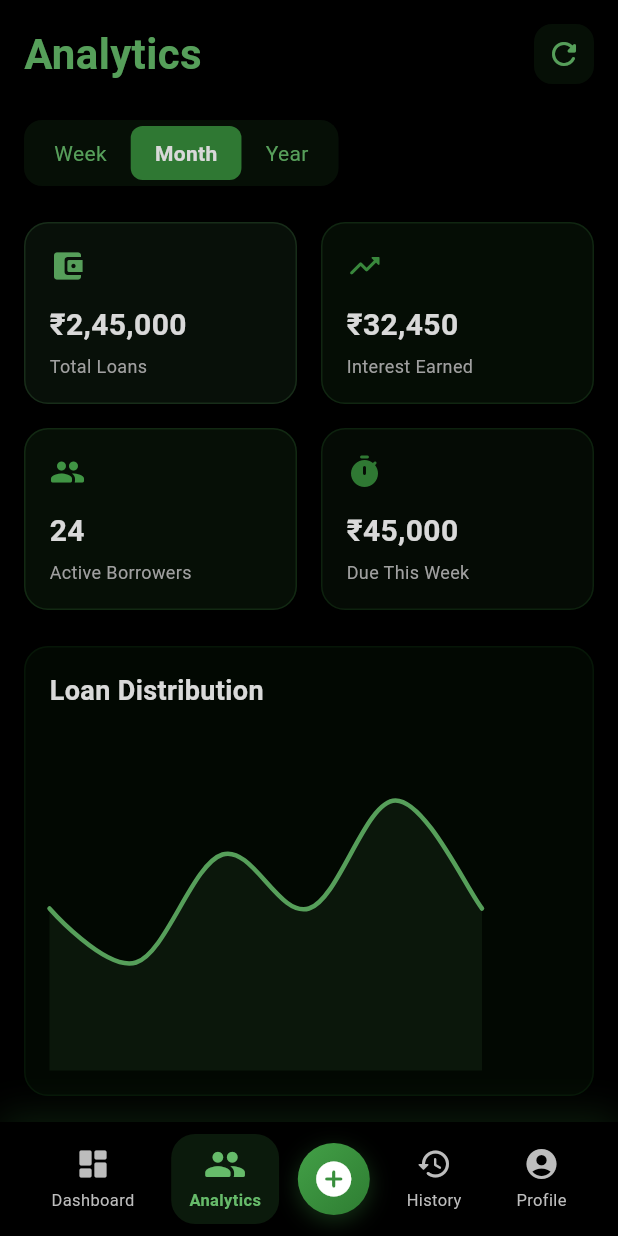
After one commit to Nived-Manoj/Money_Management_App, a Flutter app: the screen it shows after launch, item 2 of the bottom bar chosen, on a phone screen of 412 x 824 dp. The commit adds this screen. Run offline on Flutter 3.47's test engine with Material 3 defaults, Android fonts, the phone set to English and light mode, and no system bars; drawn by our look-alikes of fl_chart; our stand-ins replace shared_preferences.

Commit message:
analytics screen

```diff
--- /dev/null
+++ b/lib/analytics_screen.dart
@@ -0,0 +1,495 @@
+import 'package:flutter/material.dart';
+import 'package:fl_chart/fl_chart.dart';
+import 'package:intl/intl.dart';
+
+class AnalyticsScreen extends StatefulWidget {
+  const AnalyticsScreen({super.key});
+
+  @override
+  State<AnalyticsScreen> createState() => _AnalyticsScreenState();
+}
+
+class _AnalyticsScreenState extends State<AnalyticsScreen>
+    with SingleTickerProviderStateMixin {
+  late AnimationController _animationController;
+  late Animation<double> _fadeAnimation;
+  int _selectedTimeframe = 1; // 0: Week, 1: Month, 2: Year
+  int _touchedIndex = -1;
+
+  @override
+  void initState() {
+    super.initState();
+    _animationController = AnimationController(
+      vsync: this,
+      duration: const Duration(milliseconds: 1500),
+    );
+    _fadeAnimation = Tween<double>(begin: 0.0, end: 1.0).animate(
+      CurvedAnimation(
+        parent: _animationController,
+        curve: Curves.easeInOut,
+      ),
+    );
+    _animationController.forward();
+  }
+
+  @override
+  void dispose() {
+    _animationController.dispose();
+    super.dispose();
+  }
+
+  @override
+  Widget build(BuildContext context) {
+    return Scaffold(
+      backgroundColor: Colors.black,
+      body: SafeArea(
+        child: FadeTransition(
+          opacity: _fadeAnimation,
+          child: SingleChildScrollView(
+            child: Padding(
+              padding: const EdgeInsets.all(16.0),
+              child: Column(
+                crossAxisAlignment: CrossAxisAlignment.start,
+                children: [
+                  _buildHeader(),
+                  const SizedBox(height: 24),
+                  _buildTimeframeSelector(),
+                  const SizedBox(height: 24),
+                  _buildOverviewCards(),
+                  const SizedBox(height: 24),
+                  _buildLoanChart(),
+                  const SizedBox(height: 24),
+                  _buildInterestDistribution(),
+                  const SizedBox(height: 24),
+                  _buildRecentActivities(),
+                ],
+              ),
+            ),
+          ),
+        ),
+      ),
+    );
+  }
+
+  Widget _buildHeader() {
+    return Row(
+      mainAxisAlignment: MainAxisAlignment.spaceBetween,
+      children: [
+        Text(
+          'Analytics',
+          style: TextStyle(
+            color: Colors.green.shade400,
+            fontSize: 28,
+            fontWeight: FontWeight.bold,
+          ),
+        ),
+        Container(
+          padding: const EdgeInsets.all(8),
+          decoration: BoxDecoration(
+            color: Colors.green.withOpacity(0.1),
+            borderRadius: BorderRadius.circular(12),
+          ),
+          child: Icon(
+            Icons.refresh_rounded,
+            color: Colors.green.shade400,
+          ),
+        ),
+      ],
+    );
+  }
+
+  Widget _buildTimeframeSelector() {
+    return Container(
+      padding: const EdgeInsets.all(4),
+      decoration: BoxDecoration(
+        color: Colors.green.withOpacity(0.1),
+        borderRadius: BorderRadius.circular(12),
+      ),
+      child: Row(
+        mainAxisSize: MainAxisSize.min,
+        children: [
+          _timeframeButton('Week', 0),
+          _timeframeButton('Month', 1),
+          _timeframeButton('Year', 2),
+        ],
+      ),
+    );
+  }
+
+  Widget _timeframeButton(String label, int index) {
+    final isSelected = _selectedTimeframe == index;
+    return GestureDetector(
+      onTap: () => setState(() => _selectedTimeframe = index),
+      child: AnimatedContainer(
+        duration: const Duration(milliseconds: 200),
+        padding: const EdgeInsets.symmetric(horizontal: 16, vertical: 8),
+        decoration: BoxDecoration(
+          color: isSelected ? Colors.green.shade700 : Colors.transparent,
+          borderRadius: BorderRadius.circular(8),
+        ),
+        child: Text(
+          label,
+          style: TextStyle(
+            color: isSelected ? Colors.white : Colors.green.shade400,
+            fontWeight: isSelected ? FontWeight.bold : FontWeight.normal,
+          ),
+        ),
+      ),
+    );
+  }
+
+  Widget _buildOverviewCards() {
+    return GridView.count(
+      shrinkWrap: true,
+      physics: const NeverScrollableScrollPhysics(),
+      crossAxisCount: 2,
+      mainAxisSpacing: 16,
+      crossAxisSpacing: 16,
+      childAspectRatio: 1.5,
+      children: [
+        _buildMetricCard(
+          'Total Loans',
+          '₹2,45,000',
+          Icons.account_balance_wallet_rounded,
+          Colors.green.shade400,
+        ),
+        _buildMetricCard(
+          'Interest Earned',
+          '₹32,450',
+          Icons.trending_up_rounded,
+          Colors.green.shade600,
+        ),
+        _buildMetricCard(
+          'Active Borrowers',
+          '24',
+          Icons.people_rounded,
+          Colors.green.shade500,
+        ),
+        _buildMetricCard(
+          'Due This Week',
+          '₹45,000',
+          Icons.timer_rounded,
+          Colors.green.shade700,
+        ),
+      ],
+    );
+  }
+
+  Widget _buildMetricCard(
+      String title, String value, IconData icon, Color color) {
+    return Container(
+      padding: const EdgeInsets.all(16),
+      decoration: BoxDecoration(
+        color: color.withOpacity(0.1),
+        borderRadius: BorderRadius.circular(16),
+        border: Border.all(
+          color: color.withOpacity(0.2),
+          width: 1,
+        ),
+      ),
+      child: Column(
+        crossAxisAlignment: CrossAxisAlignment.start,
+        mainAxisAlignment: MainAxisAlignment.spaceBetween,
+        children: [
+          Icon(icon, color: color),
+          const Spacer(),
+          Text(
+            value,
+            style: TextStyle(
+              color: Colors.white,
+              fontSize: 20,
+              fontWeight: FontWeight.bold,
+            ),
+          ),
+          const SizedBox(height: 4),
+          Text(
+            title,
+            style: TextStyle(
+              color: Colors.grey.shade400,
+              fontSize: 12,
+            ),
+          ),
+        ],
+      ),
+    );
+  }
+
+  Widget _buildLoanChart() {
+    return Container(
+      height: 300,
+      padding: const EdgeInsets.all(16),
+      decoration: BoxDecoration(
+        color: Colors.green.shade900.withOpacity(0.1),
+        borderRadius: BorderRadius.circular(16),
+        border: Border.all(
+          color: Colors.green.shade900.withOpacity(0.2),
+          width: 1,
+        ),
+      ),
+      child: Column(
+        crossAxisAlignment: CrossAxisAlignment.start,
+        children: [
+          Text(
+            'Loan Distribution',
+            style: TextStyle(
+              color: Colors.white,
+              fontSize: 18,
+              fontWeight: FontWeight.bold,
+            ),
+          ),
+          const SizedBox(height: 24),
+          Expanded(
+            child: LineChart(
+              LineChartData(
+                gridData: FlGridData(show: false),
+                titlesData: FlTitlesData(show: false),
+                borderData: FlBorderData(show: false),
+                minX: 0,
+                maxX: 6,
+                minY: 0,
+                maxY: 6,
+                lineBarsData: [
+                  LineChartBarData(
+                    spots: [
+                      FlSpot(0, 3),
+                      FlSpot(1, 2),
+                      FlSpot(2, 4),
+                      FlSpot(3, 3),
+                      FlSpot(4, 5),
+                      FlSpot(5, 3),
+                    ],
+                    isCurved: true,
+                    color: Colors.green.shade400,
+                    barWidth: 3,
+                    isStrokeCapRound: true,
+                    dotData: FlDotData(show: false),
+                    belowBarData: BarAreaData(
+                      show: true,
+                      color: Colors.green.shade400.withOpacity(0.1),
+                    ),
+                  ),
+                ],
+              ),
+            ),
+          ),
+        ],
+      ),
+    );
+  }
+
+  Widget _buildInterestDistribution() {
+    return Container(
+      height: 300,
+      padding: const EdgeInsets.all(16),
+      decoration: BoxDecoration(
+        color: Colors.green.shade900.withOpacity(0.1),
+        borderRadius: BorderRadius.circular(16),
+        border: Border.all(
+          color: Colors.green.shade900.withOpacity(0.2),
+          width: 1,
+        ),
+      ),
+      child: Column(
+        crossAxisAlignment: CrossAxisAlignment.start,
+        children: [
+          Text(
+            'Interest Distribution',
+            style: TextStyle(
+              color: Colors.white,
+              fontSize: 18,
+              fontWeight: FontWeight.bold,
+            ),
+          ),
+          const SizedBox(height: 24),
+          Expanded(
+            child: PieChart(
+              PieChartData(
+                pieTouchData: PieTouchData(
+                  touchCallback: (FlTouchEvent event, pieTouchResponse) {
+                    setState(() {
+                      if (!event.isInterestedForInteractions ||
+                          pieTouchResponse == null ||
+                          pieTouchResponse.touchedSection == null) {
+                        _touchedIndex = -1;
+                        return;
+                      }
+                      _touchedIndex =
+                          pieTouchResponse.touchedSection!.touchedSectionIndex;
+                    });
+                  },
+                ),
+                borderData: FlBorderData(show: false),
+                sectionsSpace: 2,
+                centerSpaceRadius: 40,
+                sections: showingSections(),
+              ),
+            ),
+          ),
+        ],
+      ),
+    );
+  }
+
+  List<PieChartSectionData> showingSections() {
+    return List.generate(4, (i) {
+      final isTouched = i == _touchedIndex;
+      final fontSize = isTouched ? 24.0 : 16.0;
+      final radius = isTouched ? 60.0 : 50.0;
+
+      switch (i) {
+        case 0:
+          return PieChartSectionData(
+            color: Colors.green.shade400,
+            value: 40,
+            title: '40%',
+            radius: radius,
+            titleStyle: TextStyle(
+              fontSize: fontSize,
+              fontWeight: FontWeight.bold,
+              color: Colors.white,
+            ),
+          );
+        case 1:
+          return PieChartSectionData(
+            color: Colors.green.shade600,
+            value: 30,
+            title: '30%',
+            radius: radius,
+            titleStyle: TextStyle(
+              fontSize: fontSize,
+              fontWeight: FontWeight.bold,
+              color: Colors.white,
+            ),
+          );
+        case 2:
+          return PieChartSectionData(
+            color: Colors.green.shade700,
+            value: 15,
+            title: '15%',
+            radius: radius,
+            titleStyle: TextStyle(
+              fontSize: fontSize,
+              fontWeight: FontWeight.bold,
+              color: Colors.white,
+            ),
+          );
+        case 3:
+          return PieChartSectionData(
+            color: Colors.green.shade800,
+            value: 15,
+            title: '15%',
+            radius: radius,
+            titleStyle: TextStyle(
+              fontSize: fontSize,
+              fontWeight: FontWeight.bold,
+              color: Colors.white,
+            ),
+          );
+        default:
+          throw Error();
+      }
+    });
+  }
+
+  Widget _buildRecentActivities() {
+    return Column(
+      crossAxisAlignment: CrossAxisAlignment.start,
+      children: [
+        Text(
+          'Recent Activities',
+          style: TextStyle(
+            color: Colors.white,
+            fontSize: 18,
+            fontWeight: FontWeight.bold,
+          ),
+        ),
+        const SizedBox(height: 16),
+        ListView.builder(
+          shrinkWrap: true,
+          physics: const NeverScrollableScrollPhysics(),
+          itemCount: 5,
+          itemBuilder: (context, index) {
+            return _buildActivityItem(
+              'Loan Payment Received',
+              '₹15,000',
+              'From John Doe',
+              DateTime.now().subtract(Duration(days: index)),
+            );
+          },
+        ),
+      ],
+    );
+  }
+
+  Widget _buildActivityItem(
+      String title, String amount, String subtitle, DateTime date) {
+    return Container(
+      margin: const EdgeInsets.only(bottom: 12),
+      padding: const EdgeInsets.all(16),
+      decoration: BoxDecoration(
+        color: Colors.green.shade900.withOpacity(0.1),
+        borderRadius: BorderRadius.circular(12),
+        border: Border.all(
+          color: Colors.green.shade900.withOpacity(0.2),
+          width: 1,
+        ),
+      ),
+      child: Row(
+        children: [
+          Container(
+            padding: const EdgeInsets.all(8),
+            decoration: BoxDecoration(
+              color: Colors.green.shade400.withOpacity(0.1),
+              borderRadius: BorderRadius.circular(8),
+            ),
+            child: Icon(
+              Icons.paid_rounded,
+              color: Colors.green.shade400,
+            ),
+          ),
+          const SizedBox(width: 16),
+          Expanded(
+            child: Column(
+              crossAxisAlignment: CrossAxisAlignment.start,
+              children: [
+                Text(
+                  title,
+                  style: const TextStyle(
+                    color: Colors.white,
+                    fontWeight: FontWeight.bold,
+                  ),
+                ),
+                Text(
+                  subtitle,
+                  style: TextStyle(
+                    color: Colors.grey.shade400,
+                    fontSize: 12,
+                  ),
+                ),
+              ],
+            ),
+          ),
+          Column(
+            crossAxisAlignment: CrossAxisAlignment.end,
+            children: [
+              Text(
+                amount,
+                style: TextStyle(
+                  color: Colors.green.shade400,
+                  fontWeight: FontWeight.bold,
+                ),
+              ),
+              Text(
+                DateFormat('MMM d').format(date),
+                style: TextStyle(
+                  color: Colors.grey.shade400,
+                  fontSize: 12,
+                ),
+              ),
+            ],
+          ),
+        ],
+      ),
+    );
+  }
+}
--- a/lib/bottom_nav_bar.dart
+++ b/lib/bottom_nav_bar.dart
@@ -1,4 +1,5 @@
 import 'package:flutter/material.dart';
+import 'package:money_management/analytics_screen.dart';
 import 'package:money_management/home_screen.dart';
 import 'package:money_management/profile.dart';
 
@@ -23,7 +24,7 @@ class _BottomNavState extends State<BottomNav> with TickerProviderStateMixin {
     NavItem(
       icon: Icons.people_rounded,
       label: 'Analytics',
-      screen: HomeScreen(), // Replace with your borrowers screen
+      screen: AnalyticsScreen(), // Replace with your borrowers screen
     ),
     NavItem(
       icon: Icons.add_circle_rounded,
```
